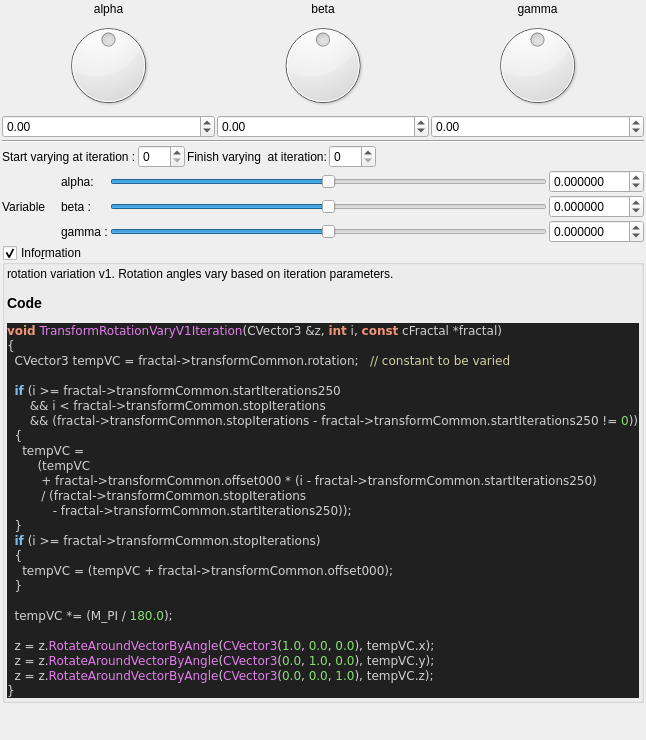
The window that mandelbulber2/qt_data/fractal_transf_rotation_varyV1.ui (buddhi1980/mandelbulber2) describes before a commit, drawn with Qt 5.
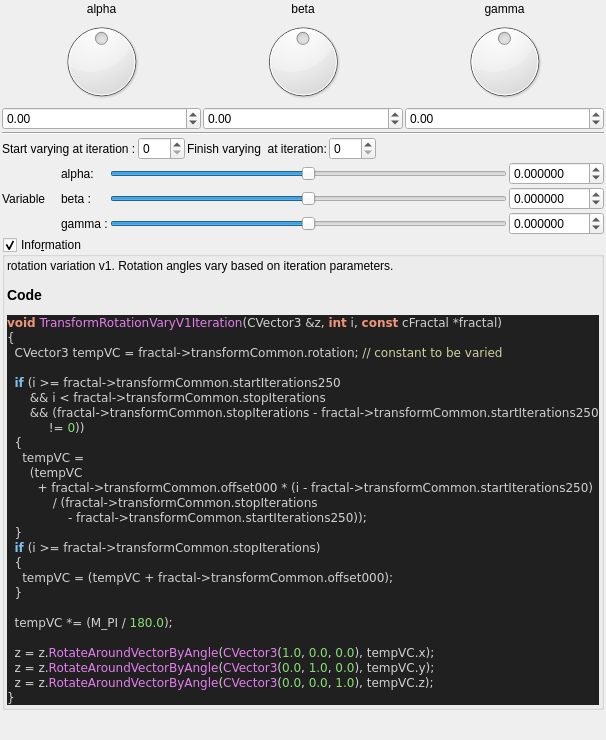
The same window after the commit. Custom widgets are drawn as their Qt base class.

Commit message:
source code format for fractal_formulas.cpp
- now complete code base is refactored!
- also regenerated ui files with populateUiInformation.php
- codeStyleCheck.php is now fully functional and can be used auto
refactor the code base (may be a little slow)

```diff
--- a/mandelbulber2/qt_data/fractal_transf_rotation_varyV1.ui
+++ b/mandelbulber2/qt_data/fractal_transf_rotation_varyV1.ui
@@ -474,17 +474,18 @@
 &lt;body style=&quot;background-color:#202020&quot;&gt;
 &lt;pre style=&quot;color:#d0d0d0; background-color:#202020;  font-family:'Courier New',monospace;&quot;&gt;&lt;span style=&quot;color:#f09479; font-weight:bold&quot;&gt;void&lt;/span&gt; &lt;span style=&quot;color:#e47eed&quot;&gt;TransformRotationVaryV1Iteration&lt;/span&gt;&lt;span style=&quot;color:#d0d0d0&quot;&gt;(&lt;/span&gt;CVector3 &lt;span style=&quot;color:#d0d0d0&quot;&gt;&amp;amp;&lt;/span&gt;z&lt;span style=&quot;color:#d0d0d0&quot;&gt;,&lt;/span&gt; &lt;span style=&quot;color:#f09479; font-weight:bold&quot;&gt;int&lt;/span&gt; i&lt;span style=&quot;color:#d0d0d0&quot;&gt;,&lt;/span&gt; &lt;span style=&quot;color:#f09479; font-weight:bold&quot;&gt;const&lt;/span&gt; cFractal &lt;span style=&quot;color:#d0d0d0&quot;&gt;*&lt;/span&gt;fractal&lt;span style=&quot;color:#d0d0d0&quot;&gt;)&lt;/span&gt;
 &lt;span style=&quot;color:#d0d0d0&quot;&gt;{&lt;/span&gt;
-  CVector3 tempVC &lt;span style=&quot;color:#d0d0d0&quot;&gt;=&lt;/span&gt; fractal&lt;span style=&quot;color:#d0d0d0&quot;&gt;-&amp;gt;&lt;/span&gt;transformCommon&lt;span style=&quot;color:#d0d0d0&quot;&gt;.&lt;/span&gt;rotation&lt;span style=&quot;color:#d0d0d0&quot;&gt;;&lt;/span&gt;   &lt;span style=&quot;color:#d0d0a0&quot;&gt;// constant to be varied&lt;/span&gt;
+  CVector3 tempVC &lt;span style=&quot;color:#d0d0d0&quot;&gt;=&lt;/span&gt; fractal&lt;span style=&quot;color:#d0d0d0&quot;&gt;-&amp;gt;&lt;/span&gt;transformCommon&lt;span style=&quot;color:#d0d0d0&quot;&gt;.&lt;/span&gt;rotation&lt;span style=&quot;color:#d0d0d0&quot;&gt;;&lt;/span&gt; &lt;span style=&quot;color:#d0d0a0&quot;&gt;// constant to be varied&lt;/span&gt;
 
   &lt;span style=&quot;color:#7ec0ee; font-weight:bold&quot;&gt;if&lt;/span&gt; &lt;span style=&quot;color:#d0d0d0&quot;&gt;(&lt;/span&gt;i &lt;span style=&quot;color:#d0d0d0&quot;&gt;&amp;gt;=&lt;/span&gt; fractal&lt;span style=&quot;color:#d0d0d0&quot;&gt;-&amp;gt;&lt;/span&gt;transformCommon&lt;span style=&quot;color:#d0d0d0&quot;&gt;.&lt;/span&gt;startIterations250
       &lt;span style=&quot;color:#d0d0d0&quot;&gt;&amp;amp;&amp;amp;&lt;/span&gt; i &lt;span style=&quot;color:#d0d0d0&quot;&gt;&amp;lt;&lt;/span&gt; fractal&lt;span style=&quot;color:#d0d0d0&quot;&gt;-&amp;gt;&lt;/span&gt;transformCommon&lt;span style=&quot;color:#d0d0d0&quot;&gt;.&lt;/span&gt;stopIterations
-      &lt;span style=&quot;color:#d0d0d0&quot;&gt;&amp;amp;&amp;amp; (&lt;/span&gt;fractal&lt;span style=&quot;color:#d0d0d0&quot;&gt;-&amp;gt;&lt;/span&gt;transformCommon&lt;span style=&quot;color:#d0d0d0&quot;&gt;.&lt;/span&gt;stopIterations &lt;span style=&quot;color:#d0d0d0&quot;&gt;-&lt;/span&gt; fractal&lt;span style=&quot;color:#d0d0d0&quot;&gt;-&amp;gt;&lt;/span&gt;transformCommon&lt;span style=&quot;color:#d0d0d0&quot;&gt;.&lt;/span&gt;startIterations250 &lt;span style=&quot;color:#d0d0d0&quot;&gt;!=&lt;/span&gt; &lt;span style=&quot;color:#87df71&quot;&gt;0&lt;/span&gt;&lt;span style=&quot;color:#d0d0d0&quot;&gt;))&lt;/span&gt;
+      &lt;span style=&quot;color:#d0d0d0&quot;&gt;&amp;amp;&amp;amp; (&lt;/span&gt;fractal&lt;span style=&quot;color:#d0d0d0&quot;&gt;-&amp;gt;&lt;/span&gt;transformCommon&lt;span style=&quot;color:#d0d0d0&quot;&gt;.&lt;/span&gt;stopIterations &lt;span style=&quot;color:#d0d0d0&quot;&gt;-&lt;/span&gt; fractal&lt;span style=&quot;color:#d0d0d0&quot;&gt;-&amp;gt;&lt;/span&gt;transformCommon&lt;span style=&quot;color:#d0d0d0&quot;&gt;.&lt;/span&gt;startIterations250
+           &lt;span style=&quot;color:#d0d0d0&quot;&gt;!=&lt;/span&gt; &lt;span style=&quot;color:#87df71&quot;&gt;0&lt;/span&gt;&lt;span style=&quot;color:#d0d0d0&quot;&gt;))&lt;/span&gt;
   &lt;span style=&quot;color:#d0d0d0&quot;&gt;{&lt;/span&gt;
     tempVC &lt;span style=&quot;color:#d0d0d0&quot;&gt;=&lt;/span&gt;
-        &lt;span style=&quot;color:#d0d0d0&quot;&gt;(&lt;/span&gt;tempVC
-         &lt;span style=&quot;color:#d0d0d0&quot;&gt;+&lt;/span&gt; fractal&lt;span style=&quot;color:#d0d0d0&quot;&gt;-&amp;gt;&lt;/span&gt;transformCommon&lt;span style=&quot;color:#d0d0d0&quot;&gt;.&lt;/span&gt;offset000 &lt;span style=&quot;color:#d0d0d0&quot;&gt;* (&lt;/span&gt;i &lt;span style=&quot;color:#d0d0d0&quot;&gt;-&lt;/span&gt; fractal&lt;span style=&quot;color:#d0d0d0&quot;&gt;-&amp;gt;&lt;/span&gt;transformCommon&lt;span style=&quot;color:#d0d0d0&quot;&gt;.&lt;/span&gt;startIterations250&lt;span style=&quot;color:#d0d0d0&quot;&gt;)&lt;/span&gt;
-         &lt;span style=&quot;color:#d0d0d0&quot;&gt;/ (&lt;/span&gt;fractal&lt;span style=&quot;color:#d0d0d0&quot;&gt;-&amp;gt;&lt;/span&gt;transformCommon&lt;span style=&quot;color:#d0d0d0&quot;&gt;.&lt;/span&gt;stopIterations
-            &lt;span style=&quot;color:#d0d0d0&quot;&gt;-&lt;/span&gt; fractal&lt;span style=&quot;color:#d0d0d0&quot;&gt;-&amp;gt;&lt;/span&gt;transformCommon&lt;span style=&quot;color:#d0d0d0&quot;&gt;.&lt;/span&gt;startIterations250&lt;span style=&quot;color:#d0d0d0&quot;&gt;));&lt;/span&gt;
+      &lt;span style=&quot;color:#d0d0d0&quot;&gt;(&lt;/span&gt;tempVC
+        &lt;span style=&quot;color:#d0d0d0&quot;&gt;+&lt;/span&gt; fractal&lt;span style=&quot;color:#d0d0d0&quot;&gt;-&amp;gt;&lt;/span&gt;transformCommon&lt;span style=&quot;color:#d0d0d0&quot;&gt;.&lt;/span&gt;offset000 &lt;span style=&quot;color:#d0d0d0&quot;&gt;* (&lt;/span&gt;i &lt;span style=&quot;color:#d0d0d0&quot;&gt;-&lt;/span&gt; fractal&lt;span style=&quot;color:#d0d0d0&quot;&gt;-&amp;gt;&lt;/span&gt;transformCommon&lt;span style=&quot;color:#d0d0d0&quot;&gt;.&lt;/span&gt;startIterations250&lt;span style=&quot;color:#d0d0d0&quot;&gt;)&lt;/span&gt;
+            &lt;span style=&quot;color:#d0d0d0&quot;&gt;/ (&lt;/span&gt;fractal&lt;span style=&quot;color:#d0d0d0&quot;&gt;-&amp;gt;&lt;/span&gt;transformCommon&lt;span style=&quot;color:#d0d0d0&quot;&gt;.&lt;/span&gt;stopIterations
+                &lt;span style=&quot;color:#d0d0d0&quot;&gt;-&lt;/span&gt; fractal&lt;span style=&quot;color:#d0d0d0&quot;&gt;-&amp;gt;&lt;/span&gt;transformCommon&lt;span style=&quot;color:#d0d0d0&quot;&gt;.&lt;/span&gt;startIterations250&lt;span style=&quot;color:#d0d0d0&quot;&gt;));&lt;/span&gt;
   &lt;span style=&quot;color:#d0d0d0&quot;&gt;}&lt;/span&gt;
   &lt;span style=&quot;color:#7ec0ee; font-weight:bold&quot;&gt;if&lt;/span&gt; &lt;span style=&quot;color:#d0d0d0&quot;&gt;(&lt;/span&gt;i &lt;span style=&quot;color:#d0d0d0&quot;&gt;&amp;gt;=&lt;/span&gt; fractal&lt;span style=&quot;color:#d0d0d0&quot;&gt;-&amp;gt;&lt;/span&gt;transformCommon&lt;span style=&quot;color:#d0d0d0&quot;&gt;.&lt;/span&gt;stopIterations&lt;span style=&quot;color:#d0d0d0&quot;&gt;)&lt;/span&gt;
   &lt;span style=&quot;color:#d0d0d0&quot;&gt;{&lt;/span&gt;
```
The commit also changes 101 other files.
